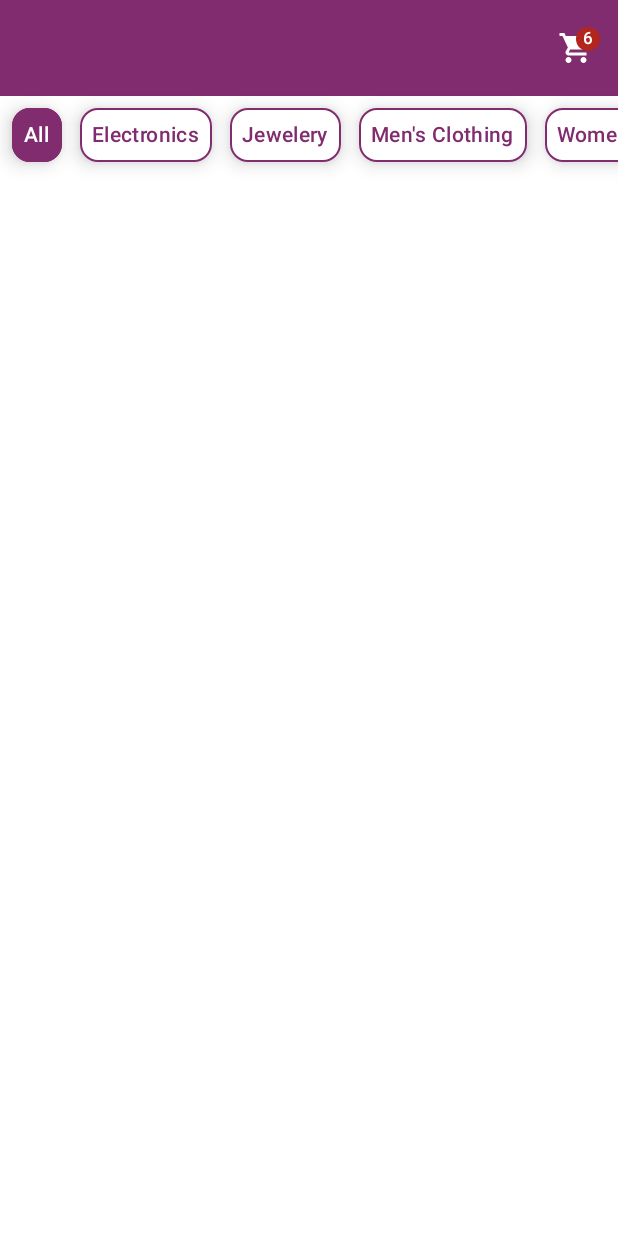
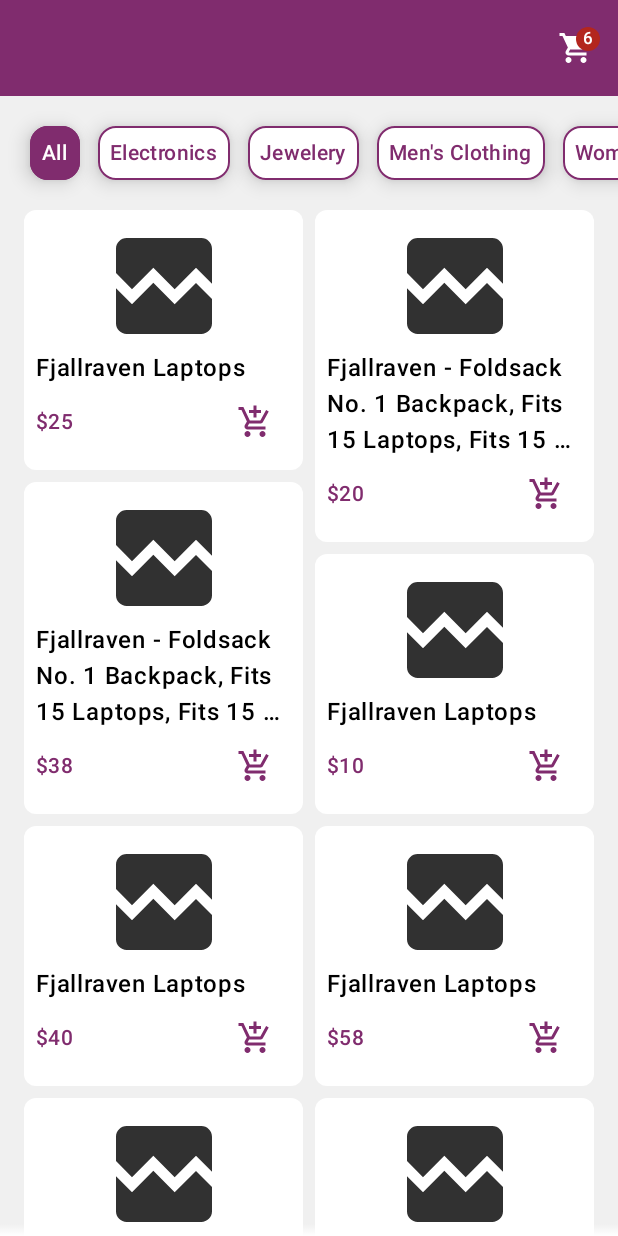
Before and after one commit to hudiohizari/fake-store, an Android app built with Jetpack Compose: the screen it shows after launch (MainActivity), on a phone screen of 412 x 824 dp. Run offline under Robolectric (Android 15) with nearby library versions, the phone set to English and light mode, and no system bars; our stand-ins replace Dagger/Hilt's generated code, constraintlayout-compose; pictures from the network do not load.

Commit message:
feat: StaggeredProductGroup at HomeScreen

```diff
--- a/app/src/main/java/com/hizari/fakestore/ui/component/group/ChipGroup.kt
+++ b/app/src/main/java/com/hizari/fakestore/ui/component/group/ChipGroup.kt
@@ -38,7 +38,7 @@
 @Composable
 fun ChipGroup(
     modifier: Modifier = Modifier,
-    contentPadding: PaddingValues = PaddingValues(all = 4.dp),
+    contentPadding: PaddingValues = PaddingValues(all = 16.dp),
     horizontalArrangement: Arrangement.Horizontal = Arrangement.spacedBy(4.dp),
     items: List<String>,
     selected: String?,
--- /dev/null
+++ b/app/src/main/java/com/hizari/fakestore/ui/component/group/StaggeredProductGroup.kt
@@ -0,0 +1,82 @@
+package com.hizari.fakestore.ui.component.group
+
+import androidx.compose.foundation.layout.Arrangement
+import androidx.compose.foundation.layout.PaddingValues
+import androidx.compose.foundation.lazy.staggeredgrid.LazyVerticalStaggeredGrid
+import androidx.compose.foundation.lazy.staggeredgrid.StaggeredGridCells
+import androidx.compose.foundation.lazy.staggeredgrid.items
+import androidx.compose.foundation.lazy.staggeredgrid.rememberLazyStaggeredGridState
+import androidx.compose.material3.MaterialTheme
+import androidx.compose.runtime.Composable
+import androidx.compose.ui.Modifier
+import androidx.compose.ui.tooling.preview.Preview
+import androidx.compose.ui.unit.dp
+import com.hizari.domain.model.product.Product
+import com.hizari.fakestore.ui.component.item.ProductGridItem
+import com.hizari.fakestore.ui.theme.FakeStoreTheme
+import com.hizari.fakestore.util.extention.bottomFadingEdge
+import com.hizari.fakestore.util.extention.topFadingEdge
+import kotlin.random.Random
+
+/**
+ * Fake Store - com.hizari.fakestore.ui.screen.main.home
+ *
+ * Created by hudiohizari on 03/11/24.
+ * https://github.com/hudiohizari
+ *
+ */
+
+@Preview
+@Composable
+fun PreviewVerticalStaggeredProductGroup() {
+    var index = 0
+    FakeStoreTheme {
+        VerticalStaggeredProductGroup(
+            onAddToCart = {},
+            onClick = {},
+            productList = List(10) {
+                Product(
+                    id = it.toLong(),
+                    title = "${index++} " + if (Random.nextBoolean()) "Fjallraven Laptops" else "Fjallraven - Foldsack No. 1 Backpack, Fits 15 Laptops, Fits 15 Laptops, Fits 15 Laptops, Fits 15 Laptops, Fits 15 Laptops",
+                    price = "$${Random.nextInt(10, 100)}",
+                    description = "Your perfect pack for everyday use and walks in the forest. Stash your laptop (up to 15 inches) in the padded sleeve, your everyday",
+                    category = "men's clothing",
+                    image = "https://fakestoreapi.com/img/81fPKd-2AYL._AC_SL1500_.jpg",
+                )
+            }
+        )
+    }
+}
+
+@Composable
+fun VerticalStaggeredProductGroup(
+    modifier: Modifier = Modifier,
+    contentPadding: PaddingValues = PaddingValues(all = 16.dp),
+    onAddToCart: (Product) -> Unit,
+    onClick: (Product) -> Unit,
+    productList: List<Product>,
+) {
+    val listState = rememberLazyStaggeredGridState()
+
+    LazyVerticalStaggeredGrid(
+        modifier = modifier
+            .bottomFadingEdge(isVisible = listState.canScrollForward)
+            .topFadingEdge(
+                color = MaterialTheme.colorScheme.background,
+                isVisible = listState.canScrollBackward
+            ),
+        contentPadding = contentPadding,
+        columns = StaggeredGridCells.Fixed(2),
+        horizontalArrangement = Arrangement.spacedBy(8.dp),
+        state = listState,
+        verticalItemSpacing = 8.dp,
+    ) {
+        items(productList) { product ->
+            ProductGridItem(
+                onAddToCart = { onAddToCart.invoke(product) },
+                onClick = { onClick.invoke(product) },
+                product = product
+            )
+        }
+    }
+}
--- /dev/null
+++ b/app/src/main/java/com/hizari/fakestore/ui/component/image/RemoteImage.kt
@@ -0,0 +1,72 @@
+package com.hizari.fakestore.ui.component.image
+
+import androidx.compose.foundation.layout.size
+import androidx.compose.runtime.Composable
+import androidx.compose.ui.Modifier
+import androidx.compose.ui.layout.ContentScale
+import androidx.compose.ui.platform.LocalContext
+import androidx.compose.ui.res.painterResource
+import androidx.compose.ui.tooling.preview.Preview
+import androidx.compose.ui.unit.dp
+import coil.compose.AsyncImagePainter.State
+import coil.compose.SubcomposeAsyncImage
+import coil.compose.SubcomposeAsyncImageContent
+import coil.request.ImageRequest
+import com.hizari.fakestore.R
+import com.hizari.fakestore.ui.theme.FakeStoreTheme
+
+/**
+ * Fake Store - com.hizari.fakestore.ui.component.image
+ *
+ * Created by hudiohizari on 03/11/24.
+ * https://github.com/hudiohizari
+ *
+ */
+
+@Preview
+@Composable
+fun PreviewRemoteImage() {
+    FakeStoreTheme {
+        RemoteImage(
+            modifier = Modifier.size(48.dp),
+            contentDescription = "",
+            imageUrl = "https://fakestoreapi.com/img/81fPKd-2AYL._AC_SL1500_.jpg"
+        )
+    }
+}
+
+@Composable
+fun RemoteImage(
+    modifier: Modifier = Modifier,
+    contentDescription: String,
+    imageUrl: String,
+) {
+    SubcomposeAsyncImage(
+        modifier = modifier,
+        model = ImageRequest.Builder(LocalContext.current)
+            .data(imageUrl)
+            .crossfade(true)
+            .build(),
+        contentDescription = contentDescription,
+    ) {
+        when (painter.state) {
+            is State.Loading -> {
+                SubcomposeAsyncImageContent(
+                    contentScale = ContentScale.Fit,
+                    painter = painterResource(R.drawable.ic_image_placeholder)
+                )
+            }
+            is State.Error -> {
+                SubcomposeAsyncImageContent(
+                    contentScale = ContentScale.Fit,
+                    painter = painterResource(R.drawable.ic_broken_image)
+                )
+            }
+            else -> {
+                SubcomposeAsyncImageContent(
+                    contentScale = ContentScale.Fit
+                )
+            }
+        }
+    }
+}
--- a/app/src/main/java/com/hizari/fakestore/ui/component/item/ChipItem.kt
+++ b/app/src/main/java/com/hizari/fakestore/ui/component/item/ChipItem.kt
@@ -8,14 +8,12 @@
 import androidx.compose.foundation.layout.fillMaxWidth
 import androidx.compose.foundation.layout.padding
 import androidx.compose.foundation.lazy.LazyRow
-import androidx.compose.foundation.selection.toggleable
 import androidx.compose.material3.MaterialTheme
 import androidx.compose.material3.Surface
 import androidx.compose.material3.Text
 import androidx.compose.runtime.Composable
 import androidx.compose.ui.Alignment
 import androidx.compose.ui.Modifier
-import androidx.compose.ui.graphics.Color
 import androidx.compose.ui.tooling.preview.Preview
 import androidx.compose.ui.unit.dp
 import com.hizari.fakestore.ui.theme.FakeStoreTheme
--- /dev/null
+++ b/app/src/main/java/com/hizari/fakestore/ui/component/item/ProductGridItem.kt
@@ -0,0 +1,115 @@
+package com.hizari.fakestore.ui.component.item
+
+import androidx.compose.foundation.background
+import androidx.compose.foundation.layout.Arrangement
+import androidx.compose.foundation.layout.Column
+import androidx.compose.foundation.layout.Row
+import androidx.compose.foundation.layout.aspectRatio
+import androidx.compose.foundation.layout.fillMaxSize
+import androidx.compose.foundation.layout.fillMaxWidth
+import androidx.compose.foundation.layout.padding
+import androidx.compose.material.icons.Icons
+import androidx.compose.material.icons.filled.AddShoppingCart
+import androidx.compose.material.icons.filled.ShoppingCart
+import androidx.compose.material3.Icon
+import androidx.compose.material3.IconButton
+import androidx.compose.material3.MaterialTheme
+import androidx.compose.material3.Surface
+import androidx.compose.material3.Text
+import androidx.compose.runtime.Composable
+import androidx.compose.ui.Alignment
+import androidx.compose.ui.Modifier
+import androidx.compose.ui.graphics.Color
+import androidx.compose.ui.text.style.TextOverflow
+import androidx.compose.ui.tooling.preview.Preview
+import androidx.compose.ui.unit.dp
+import com.hizari.domain.model.product.Product
+import com.hizari.fakestore.ui.component.image.RemoteImage
+import com.hizari.fakestore.ui.theme.FakeStoreTheme
+
+/**
+ * Fake Store - com.hizari.fakestore.ui.component.item
+ *
+ * Created by hudiohizari on 03/11/24.
+ * https://github.com/hudiohizari
+ *
+ */
+
+@Preview
+@Composable
+fun PreviewProductGridItem() {
+    FakeStoreTheme {
+        ProductGridItem(
+            onAddToCart = {},
+            onClick = {},
+            product = Product(
+                id = 1,
+                title = "Fjallraven - Foldsack No. 1 Backpack, Fits 15 Laptops",
+                price = "$421",
+                description = "Your perfect pack for everyday use and walks in the forest. Stash your laptop (up to 15 inches) in the padded sleeve, your everyday",
+                category = "men's clothing",
+                image = "https://fakestoreapi.com/img/81fPKd-2AYL._AC_SL1500_.jpg",
+            )
+        )
+    }
+}
+
+@Composable
+fun ProductGridItem(
+    modifier: Modifier = Modifier,
+    onAddToCart: () -> Unit,
+    onClick: () -> Unit,
+    product: Product,
+) {
+    Surface(
+        modifier = modifier.fillMaxWidth(),
+        onClick = onClick,
+        color = MaterialTheme.colorScheme.surface,
+        shape = MaterialTheme.shapes.small,
+    ) {
+        Column(
+            modifier = Modifier.padding(8.dp),
+            horizontalAlignment = Alignment.CenterHorizontally,
+            verticalArrangement = Arrangement.SpaceBetween
+        ) {
+            RemoteImage(
+                modifier = Modifier
+                    .fillMaxWidth()
+                    .aspectRatio(2f),
+                contentDescription = product.title,
+                imageUrl = product.image,
+            )
+
+            Text(
+                modifier = Modifier.fillMaxWidth(),
+                maxLines = 3,
+                overflow = TextOverflow.Ellipsis,
+                text = product.title,
+                style = MaterialTheme.typography.bodyLarge
+            )
+
+            Row(
+                modifier = Modifier.fillMaxWidth(),
+                horizontalArrangement = Arrangement.SpaceBetween,
+                verticalAlignment = Alignment.CenterVertically
+            ) {
+                Text(
+                    modifier = Modifier.weight(1f),
+                    color = MaterialTheme.colorScheme.primary,
+                    maxLines = 1,
+                    overflow = TextOverflow.Ellipsis,
+                    text = product.price,
+                    style = MaterialTheme.typography.bodyMedium,
+                )
+
+                IconButton(onClick = onAddToCart) {
+                    Icon(
+                        contentDescription = "Add to cart",
+                        imageVector = Icons.Default.AddShoppingCart,
+                        tint = MaterialTheme.colorScheme.primary
+                    )
+                }
+            }
+        }
+    }
+}
--- a/app/src/main/java/com/hizari/fakestore/ui/screen/main/detail/ProductDetailScreen.kt
+++ b/app/src/main/java/com/hizari/fakestore/ui/screen/main/detail/ProductDetailScreen.kt
@@ -22,7 +22,7 @@
  */
 
 @Serializable
-data class ProductDetailScreen(val productId: String)
+data class ProductDetailScreen(val productId: Long)
 
 @Composable
 fun ProductDetailScreen(
--- a/app/src/main/java/com/hizari/fakestore/ui/screen/main/home/HomeScreen.kt
+++ b/app/src/main/java/com/hizari/fakestore/ui/screen/main/home/HomeScreen.kt
@@ -2,6 +2,7 @@
 
 import androidx.compose.foundation.background
 import androidx.compose.foundation.layout.Column
+import androidx.compose.foundation.layout.PaddingValues
 import androidx.compose.foundation.layout.fillMaxSize
 import androidx.compose.foundation.layout.fillMaxWidth
 import androidx.compose.material.icons.Icons
@@ -18,11 +19,14 @@
 import androidx.compose.ui.Modifier
 import androidx.compose.ui.res.stringResource
 import androidx.compose.ui.tooling.preview.Preview
+import androidx.compose.ui.unit.dp
 import androidx.hilt.navigation.compose.hiltViewModel
 import com.hizari.fakestore.R
 import com.hizari.fakestore.navigation.main.MainNavAction
 import com.hizari.fakestore.ui.component.bar.FSTopAppBar
 import com.hizari.fakestore.ui.component.group.ChipGroup
+import com.hizari.fakestore.ui.component.group.VerticalStaggeredProductGroup
+import com.hizari.fakestore.ui.screen.main.detail.ProductDetailScreen
 import com.hizari.fakestore.ui.theme.FakeStoreTheme
 import kotlinx.serialization.Serializable
 
@@ -97,13 +101,27 @@
         )
         ChipGroup(
             modifier = Modifier.fillMaxWidth(),
+            contentPadding = PaddingValues(
+                bottom = 0.dp,
+                end = 16.dp,
+                start = 16.dp,
+                top = 16.dp,
+            ),
             selected = viewState.selectedCategory,
-            items = viewState.categories,
+            items = viewState.categoryList,
             onSelectedChanged = { item ->
                 updateViewState {
                     it.copy(selectedCategory = item)
                 }
             }
         )
+        VerticalStaggeredProductGroup(
+            modifier = Modifier.fillMaxWidth(),
+            onAddToCart = { },
+            onClick = {
+                mainNavAction.invoke(MainNavAction.GoToScreen(ProductDetailScreen(productId = it.id)))
+            },
+            productList = viewState.productList,
+        )
     }
 }
--- a/app/src/main/java/com/hizari/fakestore/ui/screen/main/home/HomeViewState.kt
+++ b/app/src/main/java/com/hizari/fakestore/ui/screen/main/home/HomeViewState.kt
@@ -1,5 +1,6 @@
 package com.hizari.fakestore.ui.screen.main.home
 
+import com.hizari.domain.model.product.Product
 import kotlin.random.Random
 
 /**
@@ -12,12 +13,22 @@
 
 data class HomeViewState(
     val cartCounts: Int = Random.nextInt(10),
-    val categories: List<String> = listOf(
+    val categoryList: List<String> = listOf(
         "All",
         "Electronics",
         "Jewelery",
         "Men's Clothing",
         "Women's Clothing"
     ),
-    val selectedCategory: String = categories.first(),
+    val selectedCategory: String = categoryList.first(),
+    val productList: List<Product> = List(10) {
+        Product(
+            id = it.toLong(),
+            title = if (Random.nextBoolean()) "Fjallraven Laptops" else "Fjallraven - Foldsack No. 1 Backpack, Fits 15 Laptops, Fits 15 Laptops, Fits 15 Laptops, Fits 15 Laptops, Fits 15 Laptops",
+            price = "$${Random.nextInt(10, 100)}",
+            description = "Your perfect pack for everyday use and walks in the forest. Stash your laptop (up to 15 inches) in the padded sleeve, your everyday",
+            category = "men's clothing",
+            image = "https://fakestoreapi.com/img/81fPKd-2AYL._AC_SL1500_.jpg",
+        )
+    }
 )
--- a/app/src/main/java/com/hizari/fakestore/ui/theme/Color.kt
+++ b/app/src/main/java/com/hizari/fakestore/ui/theme/Color.kt
@@ -9,7 +9,7 @@
 
 val PrimaryBlue = Color(0xFF802C6E)
 val SecondaryBlue = Color(0xFFA6398F)
-val LightBackground = Color.White
+val LightBackground = Color(0xFFF0F0F0)
 val DarkBackground = Color(0xFF1C1C1C)
 val LightSurface = Color.White
 val DarkSurface = Color(0xFF2C2C2C)
--- /dev/null
+++ b/app/src/main/java/com/hizari/fakestore/util/extention/ModifierExt.kt
@@ -0,0 +1,143 @@
+package com.hizari.fakestore.util.extention
+
+import androidx.compose.animation.core.AnimationSpec
+import androidx.compose.animation.core.animateDpAsState
+import androidx.compose.animation.core.tween
+import androidx.compose.material3.MaterialTheme
+import androidx.compose.runtime.Composable
+import androidx.compose.ui.Modifier
+import androidx.compose.ui.composed
+import androidx.compose.ui.draw.drawWithContent
+import androidx.compose.ui.geometry.Offset
+import androidx.compose.ui.geometry.Size
+import androidx.compose.ui.graphics.Brush
+import androidx.compose.ui.graphics.Color
+import androidx.compose.ui.unit.Dp
+import androidx.compose.ui.unit.dp
+
+/**
+ * Fake Store - com.hizari.fakestore.util.extention
+ *
+ * Created by hudiohizari on 03/11/24.
+ * https://github.com/hudiohizari
+ *
+ */
+
+@Composable
+private fun defaultColor() = MaterialTheme.colorScheme.surface
+
+@Composable
+private fun defaultWidth() = 8.dp
+
+@Composable
+private fun defaultAnimationSpec(): AnimationSpec<Dp> = tween(250)
+
+private enum class FadingSide {
+    LEFT, RIGHT, BOTTOM, TOP
+}
+
+@Composable
+private fun Modifier.fadingEdge(
+    vararg sides: FadingSide,
+    isVisible: Boolean,
+    color: Color = defaultColor(),
+    width: Dp = defaultWidth(),
+    animationSpec: AnimationSpec<Dp> = defaultAnimationSpec()
+) = composed {
+
+    val animatedWidth = animateDpAsState(
+        targetValue = if (isVisible) width else 0.dp,
+        animationSpec = animationSpec,
+        label = "Fade width"
+    ).value
+
+    drawWithContent {
+        fun Size.getFadeOffsets(side: FadingSide): Pair<Offset, Offset> {
+            return when (side) {
+                FadingSide.LEFT -> Offset.Zero to Offset(width.toPx(), 0f)
+                FadingSide.RIGHT -> Offset(width.toPx(), 0f) to Offset.Zero
+                FadingSide.BOTTOM -> Offset(0f, height) to Offset.Zero
+                FadingSide.TOP -> Offset.Zero to Offset(0f, height)
+            }
+        }
+
+        drawContent()
+
+        sides.forEach { side ->
+            val (start, end) = this.size.getFadeOffsets(side)
+
+            val widthPx = animatedWidth.toPx()
+
+            val fraction = when (side) {
+                FadingSide.LEFT, FadingSide.RIGHT -> widthPx / this.size.width
+                FadingSide.BOTTOM, FadingSide.TOP -> widthPx / this.size.height
+            }
+
+            drawRect(
+                brush = Brush.linearGradient(
+                    0f to color,
+                    fraction to Color.Transparent,
+                    start = start,
+                    end = end
+                ),
+                size = this.size
+            )
+        }
+    }
+}
+
+@Composable
+fun Modifier.leftFadingEdge(
+    isVisible: Boolean,
+    color: Color = defaultColor(),
+    width: Dp = defaultWidth(),
+    animationSpec: AnimationSpec<Dp> = defaultAnimationSpec()
+) = fadingEdge(
+    FadingSide.LEFT,
+    color = color,
+    width = width,
+    isVisible = isVisible,
+    animationSpec = animationSpec
+)
+
+@Composable
+fun Modifier.rightFadingEdge(
+    isVisible: Boolean,
+    color: Color = defaultColor(),
+    width: Dp = defaultWidth(),
+    animationSpec: AnimationSpec<Dp> = defaultAnimationSpec()
+) = fadingEdge(
+    FadingSide.RIGHT,
+    color = color,
+    width = width,
+    isVisible = isVisible,
+    animationSpec = animationSpec
+)
+
+@Composable
+fun Modifier.bottomFadingEdge(
+    isVisible: Boolean,
+    color: Color = defaultColor(),
+    width: Dp = defaultWidth(),
+    animationSpec: AnimationSpec<Dp> = defaultAnimationSpec()
+) = fadingEdge(
+    FadingSide.BOTTOM,
+    color = color,
+    width = width,
+    isVisible = isVisible,
+    animationSpec = animationSpec
+)
+
+@Composable
+fun Modifier.topFadingEdge(
+    isVisible: Boolean,
+    color: Color = defaultColor(),
+    width: Dp = defaultWidth(),
+    animationSpec: AnimationSpec<Dp> = defaultAnimationSpec()
+) = fadingEdge(
+    FadingSide.TOP,
+    color = color,
+    width = width,
+    isVisible = isVisible,
+    animationSpec = animationSpec
+)
--- /dev/null
+++ b/app/src/main/res/drawable/ic_broken_image.xml
@@ -0,0 +1,5 @@
+<vector xmlns:android="http://schemas.android.com/apk/res/android" android:height="24dp" android:tint="#313131" android:viewportHeight="24" android:viewportWidth="24" android:width="24dp">
+
+    <path android:fillColor="@android:color/white" android:pathData="M21,5v6.59l-3,-3.01 -4,4.01 -4,-4 -4,4 -3,-3.01L3,5c0,-1.1 0.9,-2 2,-2h14c1.1,0 2,0.9 2,2zM18,11.42l3,3.01L21,19c0,1.1 -0.9,2 -2,2L5,21c-1.1,0 -2,-0.9 -2,-2v-6.58l3,2.99 4,-4 4,4 4,-3.99z"/>
+
+</vector>
--- /dev/null
+++ b/app/src/main/res/drawable/ic_image_placeholder.xml
@@ -0,0 +1,5 @@
+<vector xmlns:android="http://schemas.android.com/apk/res/android" android:height="24dp" android:tint="#313131" android:viewportHeight="24" android:viewportWidth="24" android:width="24dp">
+
+    <path android:fillColor="@android:color/white" android:pathData="M21,19V5c0,-1.1 -0.9,-2 -2,-2H5c-1.1,0 -2,0.9 -2,2v14c0,1.1 0.9,2 2,2h14c1.1,0 2,-0.9 2,-2zM8.5,13.5l2.5,3.01L14.5,12l4.5,6H5l3.5,-4.5z"/>
+
+</vector>
--- /dev/null
+++ b/domain/src/main/java/com/hizari/domain/model/product/Product.kt
@@ -0,0 +1,18 @@
+package com.hizari.domain.model.product
+
+/**
+ * Fake Store - com.hizari.domain.model.product
+ *
+ * Created by hudiohizari on 03/11/24.
+ * https://github.com/hudiohizari
+ *
+ */
+
+data class Product(
+    val category: String,
+    val description: String,
+    val id: Long,
+    val image: String,
+    val price: String,
+    val title: String
+)
```
